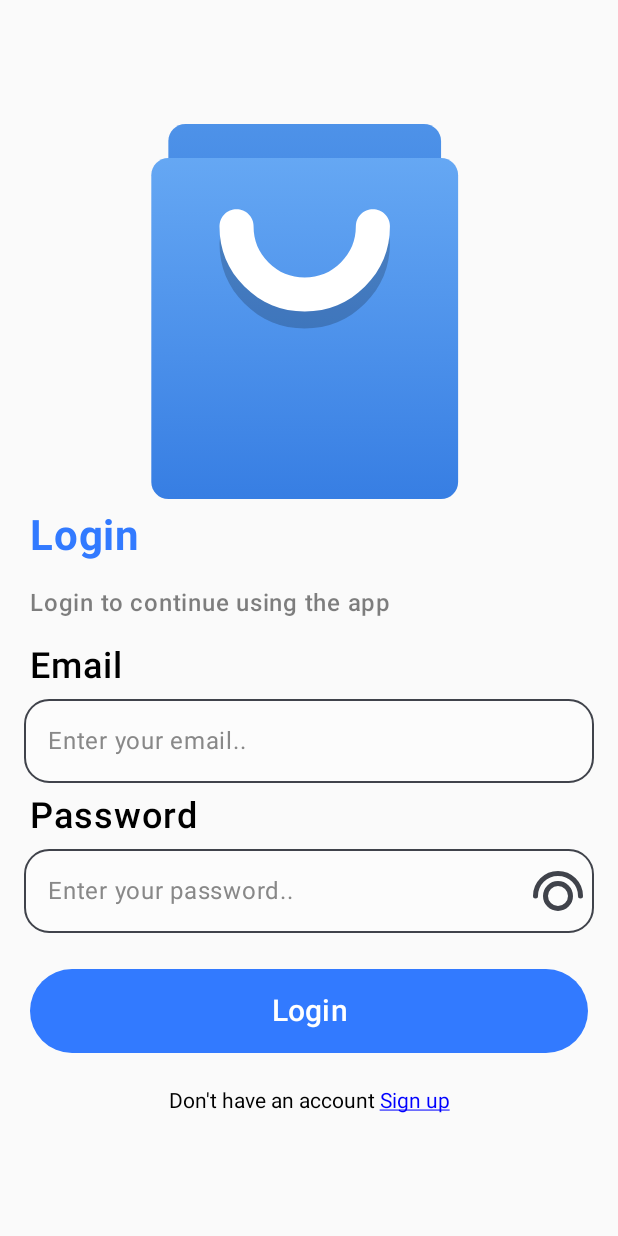
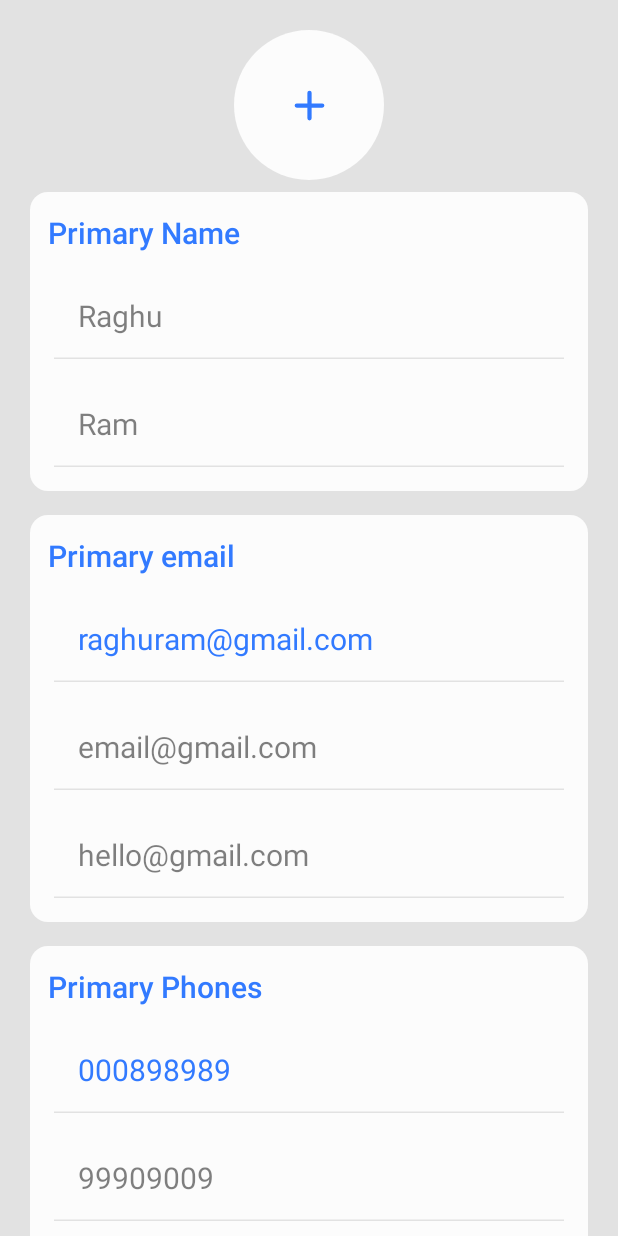
Before and after one commit to Raghuram224/Registration, an Android app built with Jetpack Compose: the screen it shows after launch (MainActivity), on a phone screen of 412 x 824 dp. Run offline under Robolectric (Android 15) with nearby library versions, the phone set to English and light mode, and no system bars; our stand-ins replace Dagger/Hilt's generated code, Room's generated code; pictures from the network do not load.

Commit message:
ui updated

```diff
--- a/app/src/main/java/com/example/registration/MainActivity.kt
+++ b/app/src/main/java/com/example/registration/MainActivity.kt
@@ -3,8 +3,6 @@ package com.example.registration
 import android.os.Bundle
 import androidx.activity.ComponentActivity
 import androidx.activity.compose.setContent
-import androidx.compose.runtime.collectAsState
-import androidx.compose.runtime.getValue
 import androidx.compose.runtime.remember
 import androidx.hilt.navigation.compose.hiltViewModel
 import androidx.navigation.compose.NavHost
@@ -12,10 +10,11 @@ import androidx.navigation.compose.composable
 import androidx.navigation.compose.rememberNavController
 import androidx.navigation.createGraph
 import com.example.registration.ui.theme.RegistrationTheme
-import com.example.registration.view.DataScreen
+import com.example.registration.view.profileScreen.ProfileScreen
 import com.example.registration.view.loginScreen.LoginScreen
 import com.example.registration.view.signupScreen.SignupScreen
 import com.example.registration.viewModels.LoginViewModel
+import com.example.registration.viewModels.ProfileViewModel
 import com.example.registration.viewModels.SignupViewModel
 import dagger.hilt.android.AndroidEntryPoint
 
@@ -34,7 +33,7 @@ class MainActivity : ComponentActivity() {
 
                 val navGraph = remember(navController) {
 
-                    navController.createGraph(startDestination = "LoginScreen") {
+                    navController.createGraph(startDestination = "ProfileScreen") {
                         composable(route = "LoginScreen") {
                             val loginViewModel = hiltViewModel<LoginViewModel>()
 
@@ -53,10 +52,13 @@ class MainActivity : ComponentActivity() {
                                 navController = navController
                             )
                         }
-                        composable(route = "DataScreen") {
-                            DataScreen(
-                                navController = navController
-                            )
+                        composable(route = "ProfileScreen") {
+                            val profileViewModel = hiltViewModel<ProfileViewModel>()
+//                            ProfileScreen(
+//                                navController = navController,
+//                                profileViewModel =profileViewModel
+//                            )
+                            ProfileScreen()
                         }
 
 
--- a/app/src/main/java/com/example/registration/di/AppModule.kt
+++ b/app/src/main/java/com/example/registration/di/AppModule.kt
@@ -2,6 +2,7 @@ package com.example.registration.di
 
 import android.content.Context
 import com.example.registration.modal.LocalDBRepo
+import com.example.registration.permissionHandler.PermissionHandler
 import dagger.Module
 import dagger.Provides
 import dagger.hilt.InstallIn
@@ -17,6 +18,10 @@ object AppModule {
     @Provides
     fun provideApplicationContext(@ApplicationContext context: Context) = LocalDBRepo(mContext = context)
 
+    @Singleton
+    @Provides
+    fun providePermissionHandler(@ApplicationContext context: Context) =PermissionHandler(mContext = context)
+
 
 
 }
--- /dev/null
+++ b/app/src/main/java/com/example/registration/permissionHandler/PermissionHandler.kt
@@ -0,0 +1,25 @@
+package com.example.registration.permissionHandler
+
+import android.Manifest
+import android.content.Context
+import android.content.pm.PackageManager
+import androidx.core.content.ContextCompat
+import javax.inject.Inject
+
+class PermissionHandler @Inject constructor(
+    val mContext: Context
+) {
+    //permission
+    private val PERMISSIONS = arrayOf(
+        Manifest.permission.CAMERA
+    )
+    fun hasRequiredPermission(): Boolean {
+
+        return PERMISSIONS.all {
+            ContextCompat.checkSelfPermission(
+                mContext,
+                it
+            ) == PackageManager.PERMISSION_GRANTED
+        }
+    }
+}
--- a/app/src/main/java/com/example/registration/view/DataScreen.kt
+++ /dev/null
@@ -1,28 +0,0 @@
-package com.example.registration.view
-
-import androidx.activity.compose.BackHandler
-import androidx.compose.foundation.layout.Arrangement
-import androidx.compose.foundation.layout.Column
-import androidx.compose.foundation.layout.fillMaxSize
-import androidx.compose.material3.Text
-import androidx.compose.runtime.Composable
-import androidx.compose.ui.Alignment
-import androidx.compose.ui.Modifier
-import androidx.navigation.NavController
-
-@Composable
-fun DataScreen (
-navController: NavController
-
-) {
-    Column(
-        modifier = Modifier
-            .fillMaxSize(),
-        verticalArrangement = Arrangement.Center,
-        horizontalAlignment = Alignment.CenterHorizontally
-    ) {
-        Text(text = "Login success")
-    }
-
-
-}
--- a/app/src/main/java/com/example/registration/view/loginScreen/LoginScreen.kt
+++ b/app/src/main/java/com/example/registration/view/loginScreen/LoginScreen.kt
@@ -38,7 +38,7 @@ fun LoginScreen(
                 loginViewModel = loginViewModel,
                 successNavigation = {
                     navController.popBackStack()
-                    navController.navigate("DataScreen")
+                    navController.navigate("ProfileScreen")
                 },
                 email = email,
                 password = password,
--- /dev/null
+++ b/app/src/main/java/com/example/registration/view/profileScreen/ProfileScreen.kt
@@ -0,0 +1,225 @@
+package com.example.registration.view.profileScreen
+
+import androidx.compose.foundation.background
+import androidx.compose.foundation.layout.Arrangement
+import androidx.compose.foundation.layout.Column
+import androidx.compose.foundation.layout.IntrinsicSize
+import androidx.compose.foundation.layout.Row
+import androidx.compose.foundation.layout.fillMaxHeight
+import androidx.compose.foundation.layout.fillMaxWidth
+import androidx.compose.foundation.layout.height
+import androidx.compose.foundation.layout.padding
+import androidx.compose.foundation.layout.width
+import androidx.compose.foundation.layout.wrapContentSize
+import androidx.compose.foundation.lazy.LazyColumn
+import androidx.compose.foundation.lazy.items
+import androidx.compose.foundation.rememberScrollState
+import androidx.compose.foundation.verticalScroll
+import androidx.compose.material.Divider
+import androidx.compose.material.MaterialTheme
+import androidx.compose.material3.Card
+import androidx.compose.material3.CardDefaults
+import androidx.compose.material3.Text
+import androidx.compose.runtime.Composable
+import androidx.compose.ui.Alignment
+import androidx.compose.ui.Modifier
+import androidx.compose.ui.focus.focusRequester
+import androidx.compose.ui.graphics.Color
+import androidx.compose.ui.platform.LocalContext
+import androidx.compose.ui.text.input.KeyboardType
+import androidx.compose.ui.tooling.preview.Preview
+import androidx.compose.ui.unit.dp
+import com.example.registration.constants.InputsRegex
+import com.example.registration.ui.theme.LightGray
+import com.example.registration.ui.theme.White
+import com.example.registration.ui.theme.dimens
+import com.example.registration.view.signupScreen.CustomOutlinedInput
+import com.example.registration.view.signupScreen.DatePickerBar
+import com.example.registration.view.signupScreen.convertMillisToDate
+import com.example.registration.view.signupScreen.yearsToMillis
+import com.example.registration.viewModels.TextFieldType
+import java.util.Date
+
+@Composable
+fun ProfileScreen(
+
+) {
+    val context = LocalContext.current
+    val scrollState = rememberScrollState()
+
+    val listOfEmail: List<String> = mutableListOf("email@gmail.com", "hello@gmail.com")
+    val listOfPhones: List<String> = mutableListOf("99909009", "89992898")
+    var fName = "Raghu"
+    var lName = "Ram"
+
+    Column(
+        modifier = Modifier
+            .background(LightGray)
+            .verticalScroll(scrollState)
+            .padding(horizontal = MaterialTheme.dimens.signupDimension.pageHorizontalPadding16),
+        verticalArrangement = Arrangement.Center,
+        horizontalAlignment = Alignment.Start
+    ) {
+        UserProfileImage(
+            modifier = Modifier
+                .fillMaxWidth()
+
+        )
+        Card(
+            modifier = Modifier
+                .padding(
+                    vertical = MaterialTheme.dimens.signupDimension.padding08,
+                    horizontal = MaterialTheme.dimens.signupDimension.padding04
+                ),
+            colors = CardDefaults.cardColors(
+                containerColor = White
+            )
+        ) {
+            UserName(
+                modifier = Modifier,
+                firstName = fName,
+                lastName = lName,
+                itemName = "Name",
+            )
+        }
+
+
+        Card(
+            modifier = Modifier
+                .padding(
+                    vertical = MaterialTheme.dimens.signupDimension.padding08,
+                    horizontal = MaterialTheme.dimens.signupDimension.padding04
+                ),
+            colors = CardDefaults.cardColors(
+                containerColor = White
+            )
+        ) {
+
+            ListOfTextFields(
+                modifier = Modifier
+                    .fillMaxWidth(),
+                listOfItems = listOfEmail,
+                primaryEmail = "raghuram@gmail.com",
+                itemName = "email"
+            )
+        }
+
+        Card(
+            modifier = Modifier
+                .padding(
+                    vertical = MaterialTheme.dimens.signupDimension.padding08,
+                    horizontal = MaterialTheme.dimens.signupDimension.padding04
+                ),
+            colors = CardDefaults.cardColors(
+                containerColor = White
+            )
+        ) {
+
+            ListOfTextFields(
+                modifier = Modifier
+                    .fillMaxWidth(),
+                listOfItems = listOfPhones,
+                primaryEmail = "000898989",
+                itemName = "Phones"
+            )
+        }
+
+        Card(
+            modifier = Modifier
+                .padding(
+                    vertical = MaterialTheme.dimens.signupDimension.padding08,
+                    horizontal = MaterialTheme.dimens.signupDimension.padding04
+                ),
+            colors = CardDefaults.cardColors(
+                containerColor = White
+            )
+        ) {
+            Row(
+                modifier = Modifier
+                    .fillMaxWidth()
+                    .height(IntrinsicSize.Min)
+                    .padding(
+                        horizontal = MaterialTheme.dimens.signupDimension.padding08,
+                        vertical = MaterialTheme.dimens.signupDimension.padding08
+                    ),
+                verticalAlignment = Alignment.CenterVertically,
+                horizontalArrangement = Arrangement.Center
+            ) {
+
+
+                CustomOutlinedInput(
+                    modifier = Modifier
+                        .weight(0.4f),
+                    text = "20",
+                    onTextChanged = {},
+                    label = "Age",
+                    keyBoardType = KeyboardType.Phone,
+                    focusChanged = {},
+                    regex = InputsRegex.AGE_REGEX,
+                    updateFocusChangeValue = {},
+                    readOnly = true
+
+                )
+                Divider(
+                    color = Color.Black.copy(alpha = 0.3f),
+                    modifier = Modifier
+                        .fillMaxHeight()
+                        .width(1.dp)
+                )
+
+
+                DatePickerBar(
+                    modifier = Modifier
+                        .fillMaxHeight()
+                        .fillMaxWidth()
+                        .wrapContentSize()
+                        .weight(0.4f),
+                    text = "Your date of birth",
+                    onClick = { },
+                    selectedDate = "23/11/2003",
+                )
+            }
+
+
+        }
+
+        Card(
+            modifier = Modifier
+                .padding(
+                    vertical = MaterialTheme.dimens.signupDimension.padding08,
+                    horizontal = MaterialTheme.dimens.signupDimension.padding04
+                ),
+            colors = CardDefaults.cardColors(
+                containerColor = White
+            )
+        ) {
+            Column(
+                modifier = Modifier
+                    .padding(
+                        horizontal = MaterialTheme.dimens.signupDimension.padding08,
+                        vertical = MaterialTheme.dimens.signupDimension.padding08
+                    )
+            ) {
+
+                CustomOutlinedInput(
+                    text = "Chennai",
+                    onTextChanged = {},
+                    label = "Enter your address",
+                    minLines = 3,
+                    maxLines = 5,
+                    regex = InputsRegex.ALLOW_ANY_REGEX,
+                    readOnly = true
+                )
+            }
+
+        }
+    }
+
+}
+
+
+@Preview(showSystemUi = true)
+@Composable
+private fun PreviewUtils() {
+    ProfileScreen()
+}
--- /dev/null
+++ b/app/src/main/java/com/example/registration/view/profileScreen/ProfileUtils.kt
@@ -0,0 +1,185 @@
+package com.example.registration.view.profileScreen
+
+import androidx.compose.foundation.Image
+import androidx.compose.foundation.background
+import androidx.compose.foundation.layout.Arrangement
+import androidx.compose.foundation.layout.Box
+import androidx.compose.foundation.layout.Column
+import androidx.compose.foundation.layout.Spacer
+import androidx.compose.foundation.layout.fillMaxWidth
+import androidx.compose.foundation.layout.height
+import androidx.compose.foundation.layout.padding
+import androidx.compose.foundation.layout.size
+import androidx.compose.foundation.shape.RoundedCornerShape
+import androidx.compose.foundation.text.KeyboardOptions
+import androidx.compose.material.MaterialTheme
+import androidx.compose.material.TextField
+import androidx.compose.material.TextFieldDefaults
+import androidx.compose.material3.Text
+import androidx.compose.runtime.Composable
+import androidx.compose.ui.Alignment
+import androidx.compose.ui.Modifier
+import androidx.compose.ui.draw.clip
+import androidx.compose.ui.focus.onFocusChanged
+import androidx.compose.ui.graphics.Color
+import androidx.compose.ui.res.painterResource
+import androidx.compose.ui.text.TextStyle
+import androidx.compose.ui.text.font.FontWeight
+import androidx.compose.ui.text.input.ImeAction
+import androidx.compose.ui.text.style.TextDecoration
+import androidx.compose.ui.unit.dp
+import com.example.registration.R
+import com.example.registration.ui.theme.Blue
+import com.example.registration.ui.theme.White
+import com.example.registration.ui.theme.dimens
+import com.example.registration.ui.theme.titleStyle
+
+@Composable
+fun UserProfileImage(
+    modifier: Modifier
+) {
+    Column(
+        modifier = modifier.fillMaxWidth(),
+        verticalArrangement = Arrangement.Center,
+        horizontalAlignment = Alignment.CenterHorizontally
+    ) {
+        Spacer(
+            modifier = Modifier
+                .height(20.dp)
+                .fillMaxWidth()
+        )
+        Box(
+            modifier = Modifier
+                .size(100.dp)
+                .clip(RoundedCornerShape(50))
+                .background(White)
+        ) {
+            Image(
+                modifier = Modifier
+                    .align(Alignment.Center)
+                    .fillMaxWidth()
+                    .size(50.dp)
+                    .padding(vertical = MaterialTheme.dimens.signupDimension.itemVerticalPadding08)
+                    .size(MaterialTheme.dimens.signupDimension.profileSize),
+                painter = painterResource(id = R.drawable.add_ic),
+                contentDescription = "profile",
+            )
+        }
+    }
+}
+
+
+@Composable
+fun ListOfTextFields(
+    modifier: Modifier,
+    listOfItems: List<String>,
+    itemName: String,
+    primaryEmail: String
+) {
+
+    Column(
+        modifier = modifier
+            .padding(
+                horizontal = MaterialTheme.dimens.signupDimension.padding08,
+                vertical = MaterialTheme.dimens.signupDimension.padding08
+            )
+    ) {
+        TextHeading(
+            modifier = Modifier,
+            itemName = itemName
+        )
+        OutputBars(
+            text = primaryEmail,
+            color = Blue
+        )
+
+        listOfItems.forEachIndexed { idx, item ->
+            OutputBars(text = item)
+        }
+    }
+
+
+}
+
+@Composable
+fun OutputBars(
+    modifier: Modifier = Modifier,
+    text: String,
+    color: Color = Color.Black.copy(alpha = 0.5f)
+) {
+
+    TextField(
+        modifier = modifier
+            .padding(
+                vertical = MaterialTheme.dimens.signupDimension.itemVerticalPadding08,
+                horizontal = MaterialTheme.dimens.signupDimension.padding16
+            )
+            .fillMaxWidth(),
+        value = text,
+        readOnly = true,
+        onValueChange = {},
+        colors = TextFieldDefaults.textFieldColors(
+            textColor = color,
+            disabledTextColor = Color.Transparent,
+            backgroundColor = Color.Transparent,
+            focusedIndicatorColor = Blue,
+            unfocusedIndicatorColor = Color.Black.copy(alpha = 0.1f),
+            disabledIndicatorColor = Color.Transparent,
+            cursorColor = Blue
+
+        ),
+        textStyle = TextStyle(
+            fontSize = MaterialTheme.typography.h6.fontSize
+        )
+
+
+    )
+
+
+}
+
+@Composable
+fun TextHeading(
+    modifier: Modifier,
+    itemName: String
+) {
+    Text(
+        modifier = modifier
+            .padding(
+                vertical = MaterialTheme.dimens.signupDimension.itemVerticalPadding08,
+                horizontal = MaterialTheme.dimens.signupDimension.itemHorizontalPadding04
+            ),
+        text = "Primary $itemName",
+        style = TextStyle(
+            fontSize = MaterialTheme.dimens.signupDimension.headingFont20,
+            fontWeight = FontWeight.Medium,
+            color = Blue
+        )
+    )
+
+}
+
+@Composable
+fun UserName(
+    firstName: String,
+    lastName: String,
+    itemName: String,
+    modifier: Modifier
+) {
+
+    Column(
+        modifier = modifier
+            .padding(
+                horizontal = MaterialTheme.dimens.signupDimension.padding08,
+                vertical = MaterialTheme.dimens.signupDimension.padding08
+            )
+    ) {
+        TextHeading(
+            modifier = Modifier,
+            itemName = itemName
+        )
+        OutputBars(text = firstName)
+        OutputBars(text = lastName)
+    }
+
+}
--- a/app/src/main/java/com/example/registration/view/signupScreen/SignupScreen.kt
+++ b/app/src/main/java/com/example/registration/view/signupScreen/SignupScreen.kt
@@ -4,13 +4,11 @@ import android.Manifest
 import android.annotation.SuppressLint
 import android.app.Activity
 import android.content.Context
-import android.content.pm.PackageManager
 import android.graphics.Bitmap
 import android.graphics.Matrix
 import android.net.Uri
 import android.util.Log
 import android.view.Gravity
-import android.view.View
 import android.widget.Toast
 import androidx.activity.compose.BackHandler
 import androidx.activity.compose.rememberLauncherForActivityResult
@@ -78,8 +76,6 @@ import androidx.compose.ui.text.input.KeyboardType
 import androidx.compose.ui.tooling.preview.Preview
 import androidx.compose.ui.unit.dp
 import androidx.core.content.ContextCompat
-import androidx.core.view.ViewCompat
-import androidx.core.view.WindowInsetsCompat
 import androidx.navigation.NavController
 import com.example.registration.R
 import com.example.registration.constants.InputsRegex
@@ -139,7 +135,7 @@ fun SignupScreen(
         contract = ActivityResultContracts.PickVisualMedia(),
         onResult = { uri: Uri? ->
             if (uri != null) {
-                signupViewModel.updateSelectedImagType(idx = 1)
+                signupViewModel.updateSelectedImageType(idx = 1)
                 signupViewModel.updateSelectedImage(uri = uri)
                 isProfileSelected = true
             }
@@ -166,10 +162,7 @@ fun SignupScreen(
 
     val keyBoardState by keyboardAsState()
 
-    //permission
-    val PERMISSIONS = arrayOf(
-        Manifest.permission.CAMERA
-    )
+
     //Fields color
     var fNameColor by remember {
         mutableStateOf(false)
@@ -281,7 +274,6 @@ fun SignupScreen(
     }
 
 
-
     BackHandler {
         navController.navigateUp()
     }
@@ -310,11 +302,7 @@ fun SignupScreen(
                     Manifest.permission.CAMERA
                 )
 
-                if (hasRequiredPermission(
-                        mContext = context,
-                        PERMISSIONS = PERMISSIONS
-                    )
-                ) {
+                if (signupViewModel.checkRequiredPermission()) {
                     isCameraSheetOpen = true
 
                 }
@@ -329,7 +317,7 @@ fun SignupScreen(
             },
             removeProfile = {
                 isProfileSelected = false
-                signupViewModel.updateSelectedImagType(idx = 0)
+                signupViewModel.updateSelectedImageType(idx = 0)
 
             }
 
@@ -985,7 +973,7 @@ fun SignupScreen(
                             isPhotoTaken = false
                             isProfileSelected = true
                             isCameraSheetOpen = false
-                            signupViewModel.updateSelectedImagType(idx = 2)
+                            signupViewModel.updateSelectedImageType(idx = 2)
 
                         }) {
                             Image(
@@ -1042,35 +1030,8 @@ private fun takePhoto(
     )
 }
 
-private fun hasRequiredPermission(
-    mContext: Context,
-    PERMISSIONS: Array<String>
-): Boolean {
 
-    return PERMISSIONS.all {
-        ContextCompat.checkSelfPermission(
-            mContext,
-            it
-        ) == PackageManager.PERMISSION_GRANTED
-    }
-}
 
-fun Toast.showAboveKeyboard(containerView: View) {
-
-    val insets = ViewCompat.getRootWindowInsets(containerView)
-    val imeVisible = insets?.isVisible(WindowInsetsCompat.Type.ime()) ?: false
-    val imeHeight = insets?.getInsets(WindowInsetsCompat.Type.ime())?.bottom
-    val fallbackYOffset =
-        containerView.resources.getDimensionPixelOffset(androidx.appcompat.R.dimen.abc_action_bar_default_height_material)
-    val noSoftKeyboardYOffset =
-        containerView.resources.getDimensionPixelOffset(androidx.appcompat.R.dimen.abc_action_button_min_width_material)
-    setGravity(
-        Gravity.CENTER_HORIZONTAL or Gravity.BOTTOM,
-        0,
-        if (imeVisible) imeHeight ?: fallbackYOffset else noSoftKeyboardYOffset
-    )
-    show()
-}
 
 fun yearsToMillis(years: Long): Long {
     val days = years * 365
--- a/app/src/main/java/com/example/registration/view/signupScreen/SignupUtils.kt
+++ b/app/src/main/java/com/example/registration/view/signupScreen/SignupUtils.kt
@@ -475,6 +475,7 @@ fun CustomOutlinedInput(
     visualTransformation: VisualTransformation = VisualTransformation.None,
     regex: String,
     updateFocusChangeValue: () -> Unit = {},
+    readOnly:Boolean =false
 
 
     ) {
@@ -509,6 +510,7 @@ fun CustomOutlinedInput(
         minLines = minLines,
         maxLines = maxLines,
         isError = isError,
+        readOnly = readOnly,
         visualTransformation = visualTransformation,
         colors = TextFieldDefaults.textFieldColors(
             textColor = Blue,
--- /dev/null
+++ b/app/src/main/java/com/example/registration/viewModels/ProfileViewModel.kt
@@ -0,0 +1,41 @@
+package com.example.registration.viewModels
+
+import android.graphics.Bitmap
+import android.net.Uri
+import androidx.compose.runtime.mutableStateListOf
+import androidx.lifecycle.ViewModel
+import com.example.registration.modal.LocalDBRepo
+import com.example.registration.permissionHandler.PermissionHandler
+import com.example.registration.view.signupScreen.UserDetails
+import dagger.hilt.android.lifecycle.HiltViewModel
+import kotlinx.coroutines.flow.MutableStateFlow
+import kotlinx.coroutines.flow.asStateFlow
+import javax.inject.Inject
+
+@HiltViewModel
+class ProfileViewModel @Inject constructor(
+    private val localDBRepo: LocalDBRepo,
+    private val permissionHandler: PermissionHandler,
+) : ViewModel() {
+    private val _signupData = MutableStateFlow(
+        UserDetails(
+            dob = "",
+            age = "",
+            lastName = "",
+            firstName = "",
+            otherEmails = "",
+            address = "",
+            primaryPhone = "",
+            primaryEmail = "",
+            otherPhones = "",
+            password = ""
+
+        )
+    )
+
+
+
+
+
+
+}
--- a/app/src/main/java/com/example/registration/viewModels/SignupViewModel.kt
+++ b/app/src/main/java/com/example/registration/viewModels/SignupViewModel.kt
@@ -6,6 +6,7 @@ import androidx.compose.runtime.mutableStateListOf
 import androidx.lifecycle.ViewModel
 import com.example.registration.constants.InputsRegex
 import com.example.registration.modal.LocalDBRepo
+import com.example.registration.permissionHandler.PermissionHandler
 
 import com.example.registration.view.signupScreen.UserDetails
 import dagger.hilt.android.lifecycle.HiltViewModel
@@ -33,7 +34,8 @@ enum class TextFieldType {
 
 @HiltViewModel
 class SignupViewModel @Inject constructor(
-   private val  localDBRepo: LocalDBRepo
+   private val  localDBRepo: LocalDBRepo,
+    private val permissionHandler: PermissionHandler
 ) : ViewModel() {
 
     private val _signupData = MutableStateFlow(
@@ -174,7 +176,7 @@ class SignupViewModel @Inject constructor(
         _capturedImage.value =bitmap
     }
 
-    fun updateSelectedImagType(idx: Int){
+    fun updateSelectedImageType(idx: Int){
         _selectedImageType.value =idx
     }
     fun updateSelectedImage(uri: Uri?){
@@ -199,6 +201,10 @@ class SignupViewModel @Inject constructor(
         return  valid
     }
 
+    fun checkRequiredPermission():Boolean{
+        return  permissionHandler.hasRequiredPermission()
+    }
+
 
 
 
```
